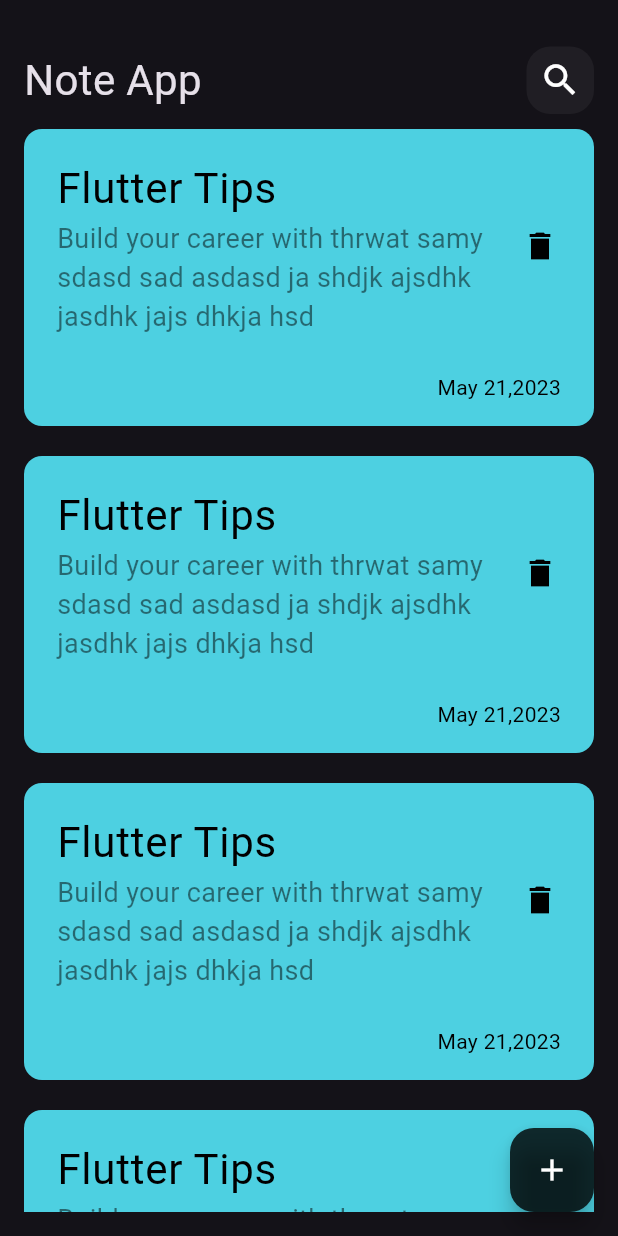
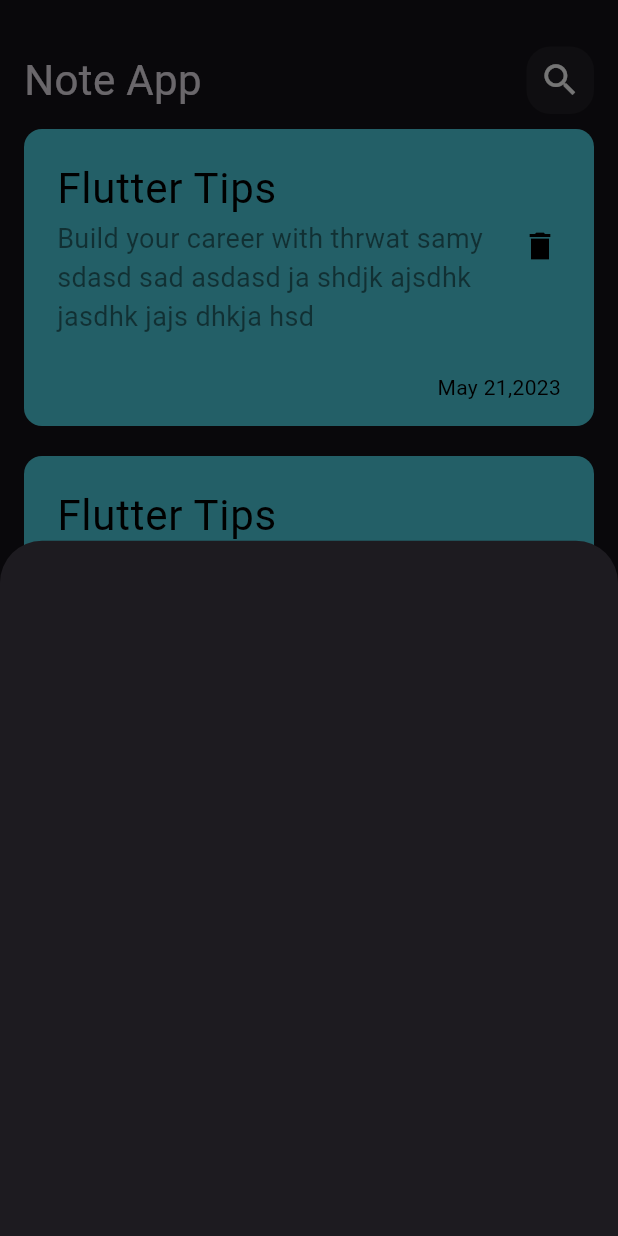
Before and after one commit to yousefsama/Notes_App, a Flutter app: the screen it shows after launch, after a tap on the "add" icon, on a phone screen of 412 x 824 dp. Run offline on Flutter 3.47's test engine with Material 3 defaults, Android fonts, the phone set to English and light mode, and no system bars.

Commit message:
addNoteButtomSheet

```diff
--- /dev/null
+++ b/lib/Views/CustomViewsHelper/AddNoteButtomSheet.dart
@@ -0,0 +1,10 @@
+import 'package:flutter/material.dart';
+
+class AddNoteButtomSheet extends StatelessWidget {
+  const AddNoteButtomSheet({super.key});
+
+  @override
+  Widget build(BuildContext context) {
+    return Container();
+  }
+}
--- a/lib/Views/Home_View.dart
+++ b/lib/Views/Home_View.dart
@@ -1,4 +1,5 @@
 import 'package:flutter/material.dart';
+import 'package:noteapp/Views/CustomViewsHelper/AddNoteButtomSheet.dart';
 
 import 'package:noteapp/Views/Notes_View.dart';
 
@@ -11,12 +12,18 @@ class HomeView extends StatelessWidget {
       floatingActionButtonLocation: FloatingActionButtonLocation.endFloat,
       floatingActionButton: FloatingActionButton(
           backgroundColor: Colors.black.withOpacity(0.8),
-          onPressed: () {},
+          onPressed: () {
+            showModalBottomSheet(
+                context: context,
+                builder: (context) {
+                  return AddNoteButtomSheet();
+                });
+          },
           child: const Icon(
             Icons.add,
             color: Colors.white,
           )),
-      body: const NotesView(),
+      body: NotesView(),
     );
   }
 }
```
